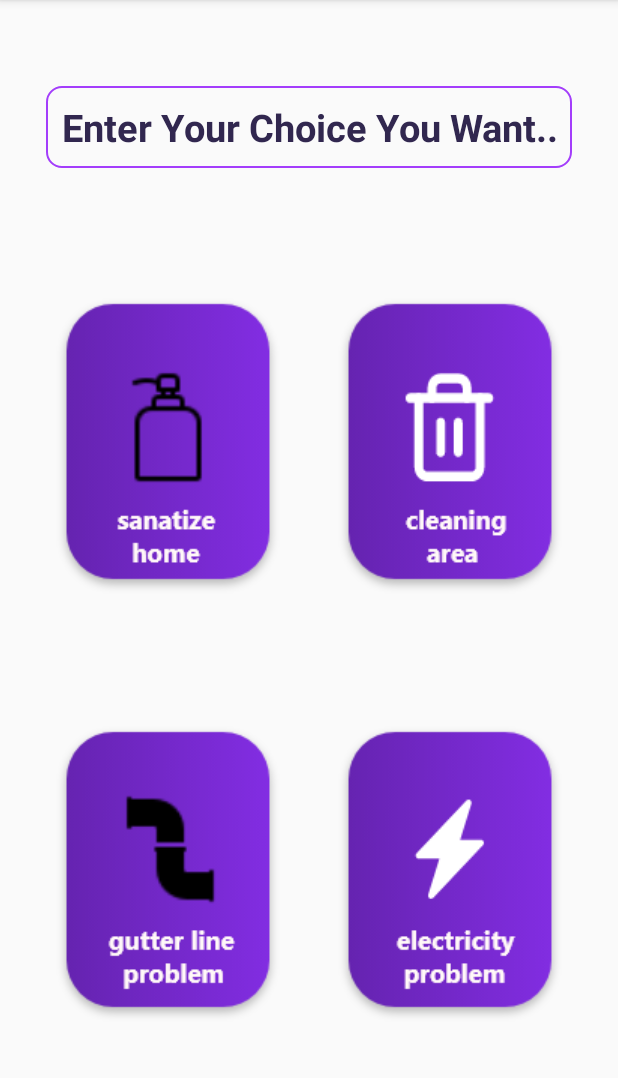
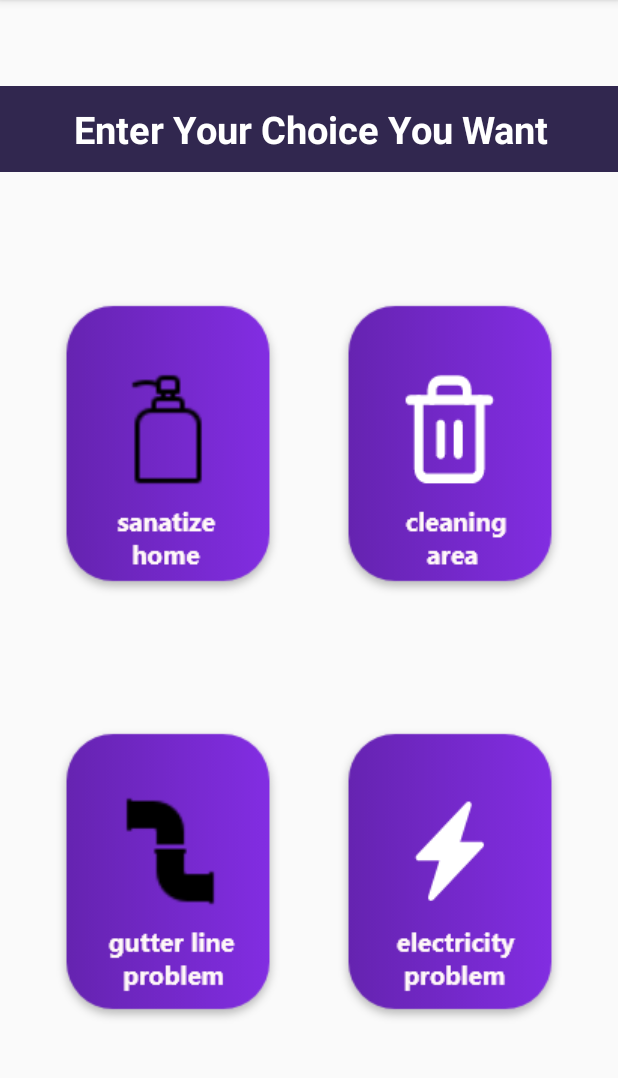
Before and after one commit to MirageTHE69/Sample, an Android app: the Home_Page screen opened directly, with no data from a screen before it, on a phone screen of 412 x 824 dp, the part 84-1162 px from its top. Run offline under Robolectric (Android 15) with nearby library versions, the phone set to English and light mode, and no system bars.

Commit message:
Tirth Shah

```diff
--- a/app/src/main/res/layout/activity_home__page.xml
+++ b/app/src/main/res/layout/activity_home__page.xml
@@ -68,13 +68,13 @@
 
     <TextView
         android:id="@+id/Choose_Field"
-        android:layout_width="wrap_content"
-        android:layout_height="wrap_content"
+        android:layout_width="471dp"
+        android:layout_height="57dp"
         android:layout_marginTop="57dp"
-        android:background="@drawable/forget"
+        android:background="@drawable/button"
         android:gravity="center"
-        android:text="Enter Your Choice You Want.."
-        android:textColor="#31274f"
+        android:text="Enter Your Choice You Want"
+        android:textColor="#ffffff"
         android:textSize="25dp"
         android:textStyle="bold"
         app:layout_constraintEnd_toEndOf="parent"
--- a/app/src/main/res/layout/activity_register.xml
+++ b/app/src/main/res/layout/activity_register.xml
@@ -75,6 +75,7 @@
             android:textColor="#000" />
 
         <Button
+            android:id="@+id/Home2"
             android:layout_width="300dp"
             android:layout_height="56dp"
             android:layout_gravity="center"
```
Also changed, not shown: app/src/main/java/com/example/sample/Register.java (+10 -1 lines).
